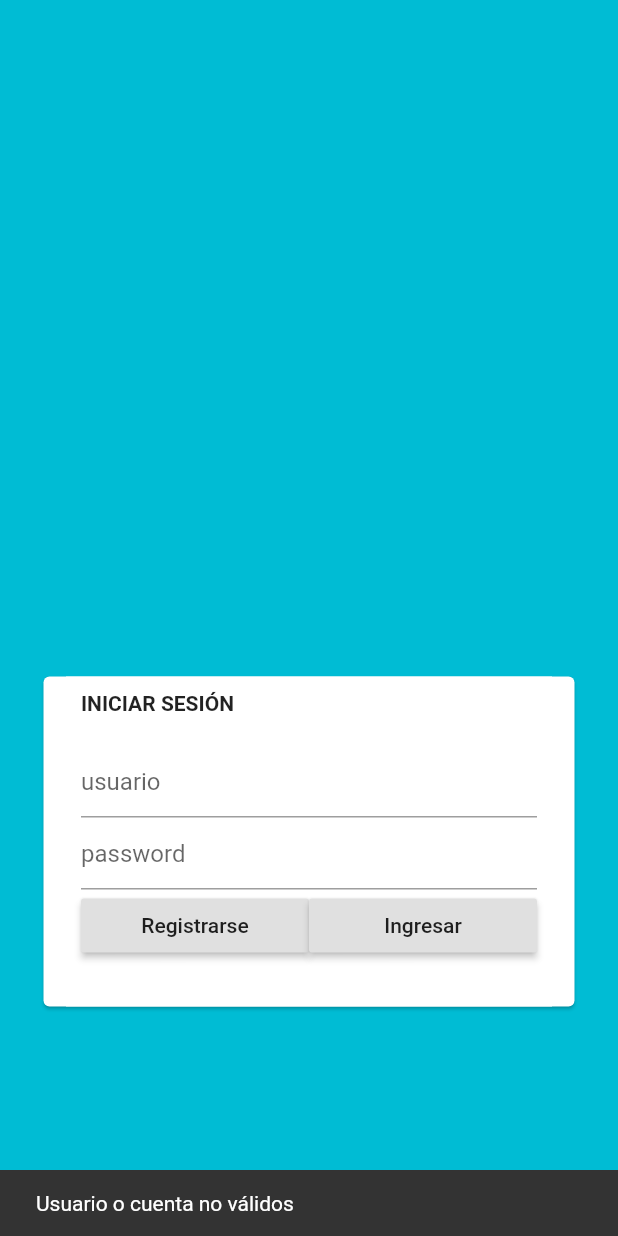
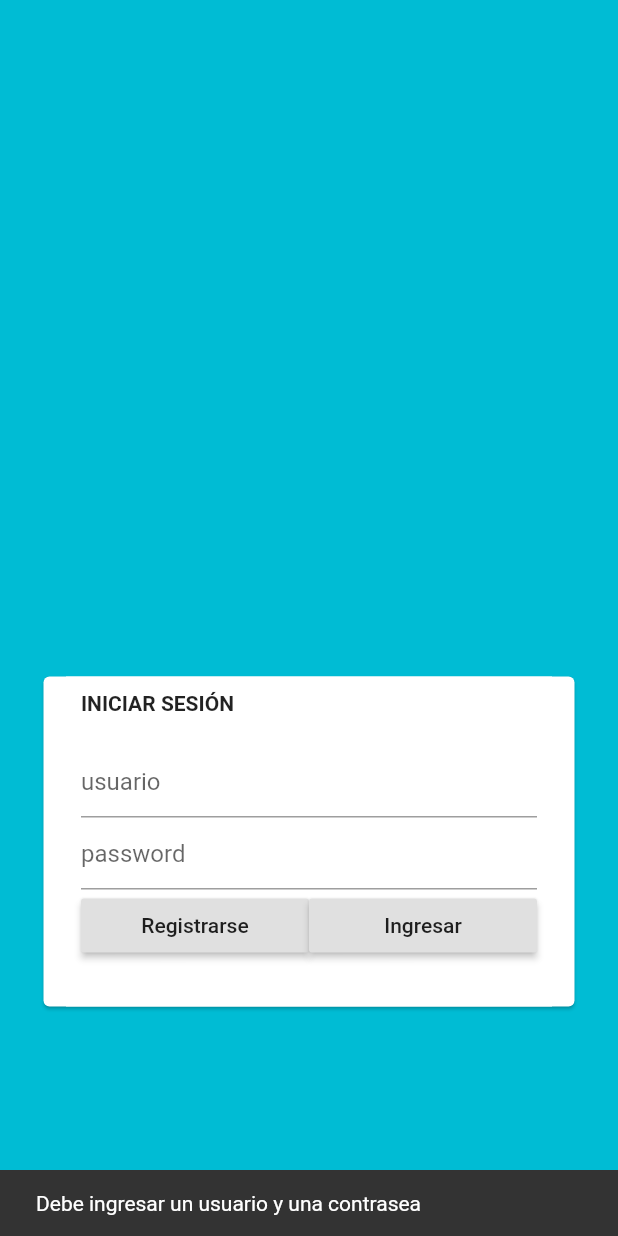
Before and after one commit to pablogarzon/flutter_login, a Flutter app: the screen it shows after launch, after a tap on "Ingresar", on a phone screen of 412 x 824 dp. Run offline on Flutter 3.47's test engine with Material 2 defaults, Android fonts, the phone set to English and light mode, and no system bars.

Commit message:
adding validations to login

```diff
--- a/lib/screens/account/login.dart
+++ b/lib/screens/account/login.dart
@@ -22,14 +22,20 @@ class login extends StatelessWidget{
   @override
   Widget build(BuildContext context){
 
+    void _showAlert(String message){
+      Scaffold.of(context).showSnackBar(new SnackBar(content: new Text(message)));
+    }
+
     Future<Object> _loginUser() async{
       await http.get(
         "http://localhost",
       ).then((response) {
-        var result = JSON.decode(response.body.toString());
-        this.userName = "";
-
-        Navigator.of(context).pushNamedAndRemoveUntil('/home', (Route<dynamic> route )=> false);
+        if(response.statusCode != 200){
+          var result = JSON.decode(response.body.toString());
+          Navigator.of(context).pushNamedAndRemoveUntil('/home', (Route<dynamic> route )=> false);
+        } else {
+          _showAlert("Usuario o cuenta no válidos");
+        }
       });
     }
 
@@ -39,9 +45,10 @@ class login extends StatelessWidget{
 
     _onSubmit(){
       if(this.userName != "" && this.password.length > 6){
-         _loginUser();
+         //_loginUser();
+        Navigator.of(context).pushNamedAndRemoveUntil('/home', (Route<dynamic> route )=> false);
       } else {
-        Scaffold.of(context).showSnackBar(new SnackBar(content: new Text("Usuario o cuenta no válidos")));
+        _showAlert("Debe ingresar un usuario y una contrasea");
       }
     }
 
```
Also changed, not shown: lib/screens/home.dart (+6 -1 lines).
